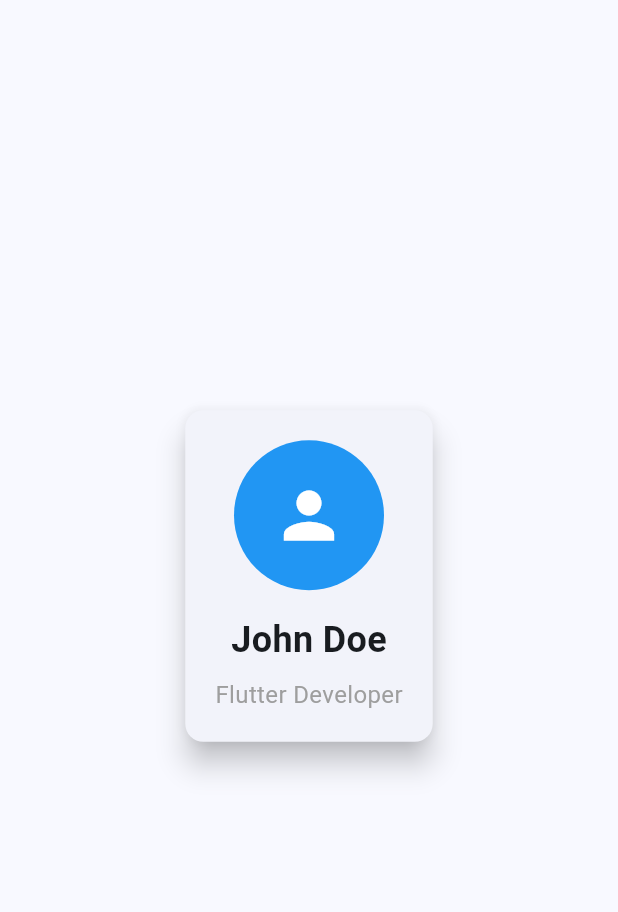
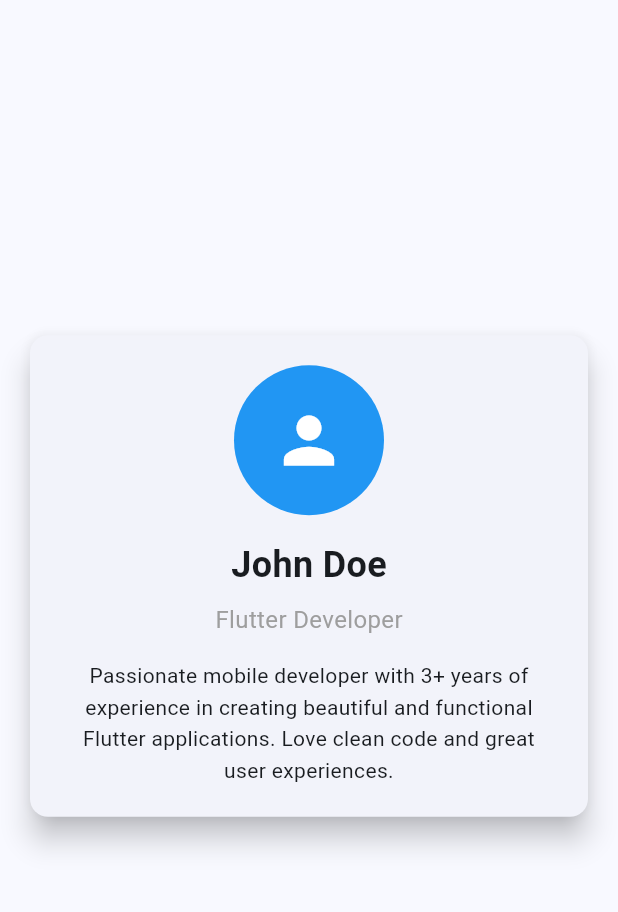
Before and after one commit to its-sujeet/profile_card, a Flutter app: the screen it shows after launch, on a phone screen of 412 x 824 dp, the part 84-996 px from its top. Run offline on Flutter 3.47's test engine with Material 3 defaults, Android fonts, the phone set to English and light mode, and no system bars.

Commit message:
add bio section to profile card

```diff
--- a/lib/main.dart
+++ b/lib/main.dart
@@ -75,6 +75,15 @@ class ProfileCard extends StatelessWidget {
                 color: Colors.grey,
               ),
             ),
+            const SizedBox(height: 16),
+            const Text(
+              'Passionate mobile developer with 3+ years of experience in creating beautiful and functional Flutter applications. Love clean code and great user experiences.',
+              textAlign: TextAlign.center,
+              style: TextStyle(
+                fontSize: 14,
+                height: 1.5,
+              ),
+            ),
           ],
         ),
       ),
```
